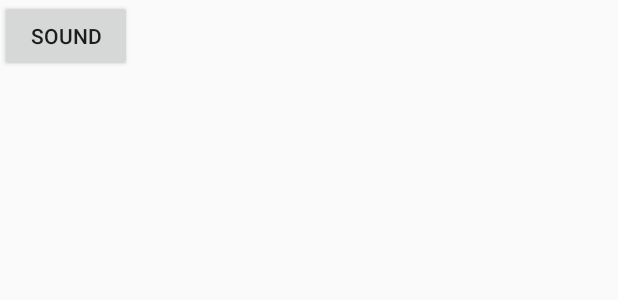
After one commit to COSC526RobotsAreUs/RobotCar, an Android app: the layout sounds.xml on its own in the app's theme, with its tools: preview values and no code run, on a phone screen of 412 x 824 dp. The commit adds this screen. Shown: the top 300 px of the screen. Run offline under Robolectric (Android 15) with nearby library versions, the phone set to English and light mode, and no system bars.

Commit message:
The sound playing is partially done but not tested whatsoever.

```diff
--- a/app/src/main/AndroidManifest.xml
+++ b/app/src/main/AndroidManifest.xml
@@ -23,6 +23,8 @@
         <activity android:name=".PollActivity" />
 
         <activity android:name=".PopupActivity" />
+
+        <activity android:name=".SoundsActivity" />
     </application>
 
 </manifest>
--- a/app/src/main/java/com/example/will/robotcar/MainActivity.java
+++ b/app/src/main/java/com/example/will/robotcar/MainActivity.java
@@ -50,8 +50,14 @@ public class MainActivity extends TabActivity {
         pollSpec.setIndicator("Poll");
         pollSpec.setContent(pollIntent);
 
+        TabSpec soundSpec = tabHost.newTabSpec("Sounds");
+        Intent soundsIntent = new Intent(this, SoundsActivity.class);
+        soundSpec.setIndicator("Sounds");
+        soundSpec.setContent(soundsIntent);
+
         tabHost.addTab(connectSpec);
         tabHost.addTab(driveSpec);
         tabHost.addTab(pollSpec);
+        tabHost.addTab(soundSpec);
     }
 }
--- a/app/src/main/java/com/example/will/robotcar/PollActivity.java
+++ b/app/src/main/java/com/example/will/robotcar/PollActivity.java
@@ -58,13 +58,10 @@ public class PollActivity extends AppCompatActivity {
     @Override
     protected void onActivityResult(int requestCode, int resultCode, Intent data) {
 
-        System.out.println("@@@: " + resultCode);
         if(data != null && data.getExtras() != null){
             Bundle extras = data.getExtras();
             int indexToReplace = extras.getInt("indexToReplace");
             int resource = extras.getInt("resource");
-            System.out.println("indexToReplace@@@: " + indexToReplace);
-            System.out.println("resource@@@: " + resource);
             String characterDescriptorOfItemToRemove = listOfSensorImageData.get(indexToReplace).getRowCharacter();
             listOfSensorImageData.remove(indexToReplace);
             listOfSensorImageData.add(indexToReplace, new SensorImageData(characterDescriptorOfItemToRemove, resource));
--- /dev/null
+++ b/app/src/main/res/layout/sounds.xml
@@ -0,0 +1,14 @@
+<?xml version="1.0" encoding="utf-8"?>
+<RelativeLayout xmlns:android="http://schemas.android.com/apk/res/android"
+    android:orientation="vertical" android:layout_width="match_parent"
+    android:layout_height="match_parent">
+
+    <Button
+        android:layout_width="wrap_content"
+        android:layout_height="wrap_content"
+        android:text="Sound"
+        android:id="@+id/soundButton"
+        android:layout_alignParentTop="true"
+        android:layout_alignParentLeft="true"
+        android:layout_alignParentStart="true" />
+</RelativeLayout>
```
Also changed, not shown: app/src/main/java/com/example/will/robotcar/SoundsActivity.java (added, +62 -0 lines).
